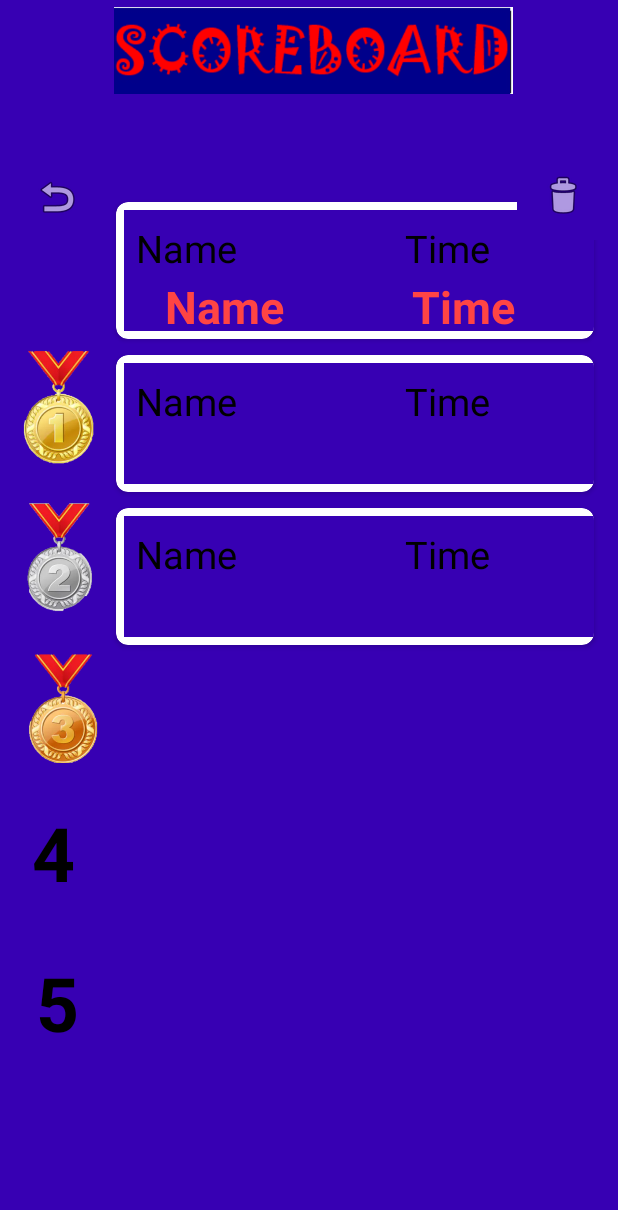
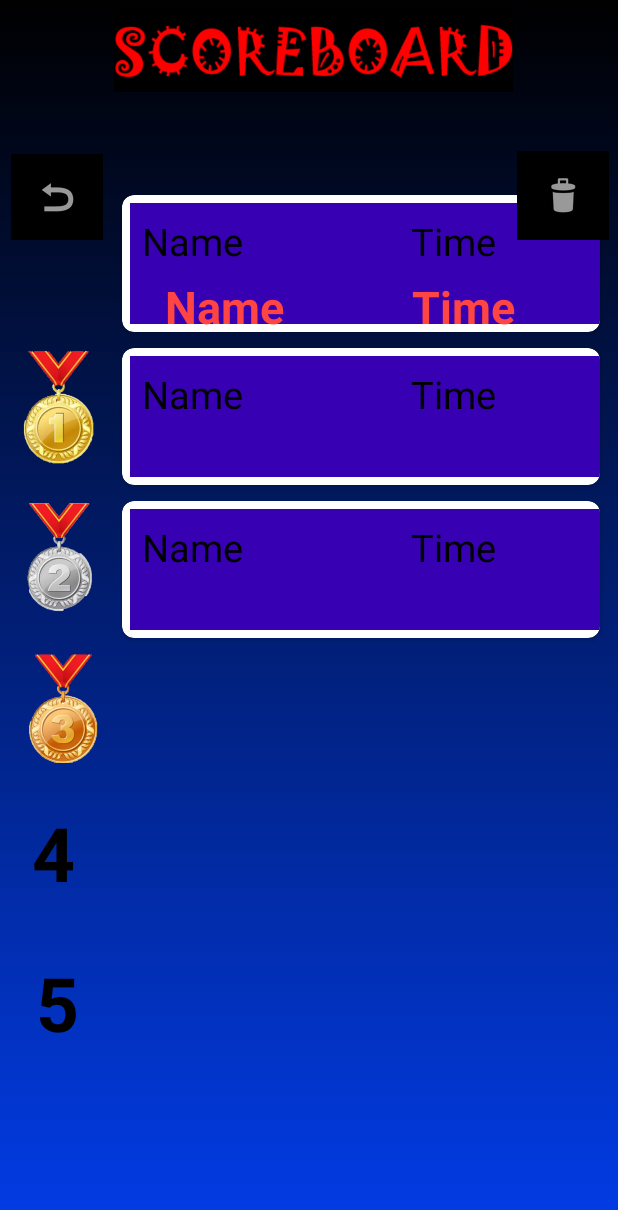
Before and after one commit to DIT113-V22/group-08, an Android app: the layout activity_scoreboard.xml on its own in the app's theme, with its tools: preview values and no code run, on a phone screen of 412 x 824 dp. Shown: the top 1210 px of the screen. Run offline under Robolectric (Android 15) with nearby library versions, the phone set to English and light mode, and no system bars; plain views replace CircularImageView.

Commit message:
Change build.gradle

```diff
--- a/Android/islandRush/app/build.gradle
+++ b/Android/islandRush/app/build.gradle
@@ -44,14 +44,14 @@ android {
 dependencies {
     implementation 'org.eclipse.paho:org.eclipse.paho.client.mqttv3:1.1.0'
     implementation 'org.eclipse.paho:org.eclipse.paho.android.service:1.1.1'
-    implementation 'androidx.localbroadcastmanager:localbroadcastmanager:1.0.0'
+    implementation 'androidx.localbroadcastmanager:localbroadcastmanager:1.1.0'
 
     implementation 'androidx.core:core-ktx:1.7.0'
     implementation "org.jetbrains.kotlin:kotlin-stdlib-jdk7:$kotlin_version"
     implementation 'com.mikhaellopez:circularimageview:4.3.0'
 
     implementation 'androidx.appcompat:appcompat:1.4.1'
-    implementation 'com.google.android.material:material:1.5.0'
+    implementation 'com.google.android.material:material:1.6.0'
     implementation 'androidx.constraintlayout:constraintlayout:2.1.3'
 
     /**
@@ -60,8 +60,8 @@ dependencies {
      */
     implementation files('libs/joytstick.aar')
     implementation 'androidx.legacy:legacy-support-v4:1.0.0'
-    implementation 'androidx.navigation:navigation-fragment:2.3.5'
-    implementation 'androidx.navigation:navigation-ui:2.3.5'
+    implementation 'androidx.navigation:navigation-fragment:2.4.2'
+    implementation 'androidx.navigation:navigation-ui:2.4.2'
     testImplementation 'junit:junit:4.13.2'
 
     androidTestImplementation 'androidx.test.ext:junit:1.1.3'
@@ -82,6 +82,7 @@ dependencies {
     implementation "androidx.lifecycle:lifecycle-extensions:2.2.0"
     implementation "androidx.lifecycle:lifecycle-common-java8:2.4.1"
     implementation "androidx.lifecycle:lifecycle-viewmodel-ktx:2.4.1"
+    //noinspection LifecycleAnnotationProcessorWithJava8
     annotationProcessor "androidx.lifecycle:lifecycle-compiler:2.4.1"
 
     // Kotlin components
--- a/Android/islandRush/app/src/main/res/layout-land/activity_scoreboard.xml
+++ b/Android/islandRush/app/src/main/res/layout-land/activity_scoreboard.xml
@@ -4,7 +4,7 @@
     xmlns:tools="http://schemas.android.com/tools"
     android:layout_width="match_parent"
     android:layout_height="match_parent"
-    android:background="@color/purple_700"
+    android:background="@drawable/background1"
     android:orientation="vertical"
     tools:context=".MainActivity">
 
@@ -19,17 +19,18 @@
         android:layout_marginStart="0dp"
         android:layout_marginEnd="4dp"
         android:layout_marginBottom="3dp"
-        tools:listitem="@layout/playerscore_rv_item" />
+        tools:listitem="@layout/playerscore_rv_item"
+        tools:ignore="NotSibling" />
 
     <ImageView
         android:id="@+id/imageView2"
-        android:layout_width="341dp"
-        android:layout_height="75dp"
+        android:layout_width="356dp"
+        android:layout_height="wrap_content"
         android:layout_alignParentEnd="true"
         android:layout_alignParentBottom="true"
-        android:layout_marginEnd="73dp"
-        android:layout_marginBottom="334dp"
-        app:srcCompat="@drawable/scoreboard" />
+        android:layout_marginEnd="58dp"
+        android:layout_marginBottom="315dp"
+        app:srcCompat="@drawable/score" />
 
     <TextView
         android:id="@+id/textView"
@@ -64,8 +65,8 @@
         android:layout_alignParentEnd="true"
         android:layout_alignParentBottom="true"
         android:layout_marginTop="40dp"
-        android:layout_marginEnd="448dp"
-        android:layout_marginBottom="117dp"
+        android:layout_marginEnd="466dp"
+        android:layout_marginBottom="106dp"
         android:src="@drawable/logo"
         app:civ_border_color="#2CD319"
         app:civ_border_width="5dp"
@@ -109,20 +110,20 @@
 
     <ImageButton
         android:id="@+id/homeBtn"
-        android:layout_width="61dp"
-        android:layout_height="63dp"
-        android:background="@color/purple_700"
+        android:layout_width="54dp"
+        android:layout_height="42dp"
+        android:background="@color/black"
         app:srcCompat="@android:drawable/ic_menu_revert" />
 
     <ImageButton
         android:id="@+id/resetBtn"
-        android:layout_width="74dp"
-        android:layout_height="79dp"
+        android:layout_width="57dp"
+        android:layout_height="49dp"
         android:layout_alignParentEnd="true"
         android:layout_alignParentBottom="true"
         android:layout_marginEnd="0dp"
-        android:layout_marginBottom="332dp"
-        android:background="@color/purple_700"
+        android:layout_marginBottom="362dp"
+        android:background="@color/black"
         app:srcCompat="@android:drawable/ic_menu_delete" />
 
 
--- a/Android/islandRush/app/src/main/res/layout/activity_scoreboard.xml
+++ b/Android/islandRush/app/src/main/res/layout/activity_scoreboard.xml
@@ -4,7 +4,7 @@
     xmlns:tools="http://schemas.android.com/tools"
     android:layout_width="match_parent"
     android:layout_height="match_parent"
-    android:background="@color/purple_700"
+    android:background="@drawable/background1"
     android:orientation="vertical"
     tools:context=".MainActivity">
 
@@ -15,8 +15,8 @@
         android:layout_height="561dp"
         android:layout_below="@+id/imageView"
         android:layout_alignParentStart="true"
-        android:layout_marginStart="72dp"
-        android:layout_marginTop="62dp"
+        android:layout_marginStart="76dp"
+        android:layout_marginTop="57dp"
         tools:listitem="@layout/playerscore_rv_item" />
 
     <ImageView
@@ -27,7 +27,7 @@
         android:layout_alignParentEnd="true"
         android:layout_marginStart="76dp"
         android:layout_marginEnd="70dp"
-        app:srcCompat="@drawable/scoreboard" />
+        app:srcCompat="@drawable/score" />
 
     <ImageButton
         android:id="@+id/homeBtn"
@@ -37,7 +37,7 @@
         android:layout_alignParentBottom="true"
         android:layout_marginEnd="343dp"
         android:layout_marginBottom="664dp"
-        android:background="@color/purple_700"
+        android:background="@color/black"
         app:srcCompat="@android:drawable/ic_menu_revert" />
 
 
@@ -49,7 +49,7 @@
         android:layout_alignParentBottom="true"
         android:layout_marginEnd="-64dp"
         android:layout_marginBottom="664dp"
-        android:background="@color/purple_700"
+        android:background="@color/black"
         app:srcCompat="@android:drawable/ic_menu_delete" />
 
     <ImageView
--- a/Android/islandRush/build.gradle
+++ b/Android/islandRush/build.gradle
@@ -6,7 +6,7 @@ buildscript {
     }
     dependencies {
         classpath "org.jetbrains.kotlin:kotlin-gradle-plugin:$kotlin_version"
-        classpath "androidx.navigation:navigation-safe-args-gradle-plugin:2.3.0-rc01"
+        classpath "androidx.navigation:navigation-safe-args-gradle-plugin:2.5.0-rc01"
     }
 }
 plugins {
```
Also changed, not shown: Android/islandRush/app/src/main/res/drawable/score.png (added), Android/islandRush/app/src/main/res/drawable/scoreboard.png (deleted).
